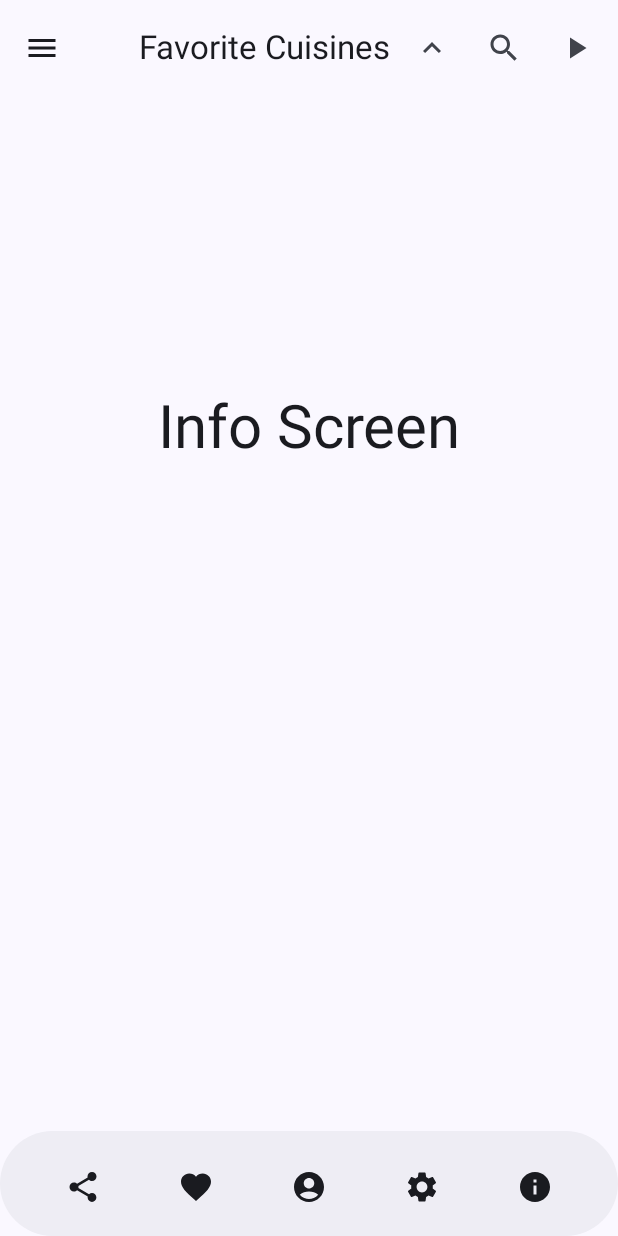
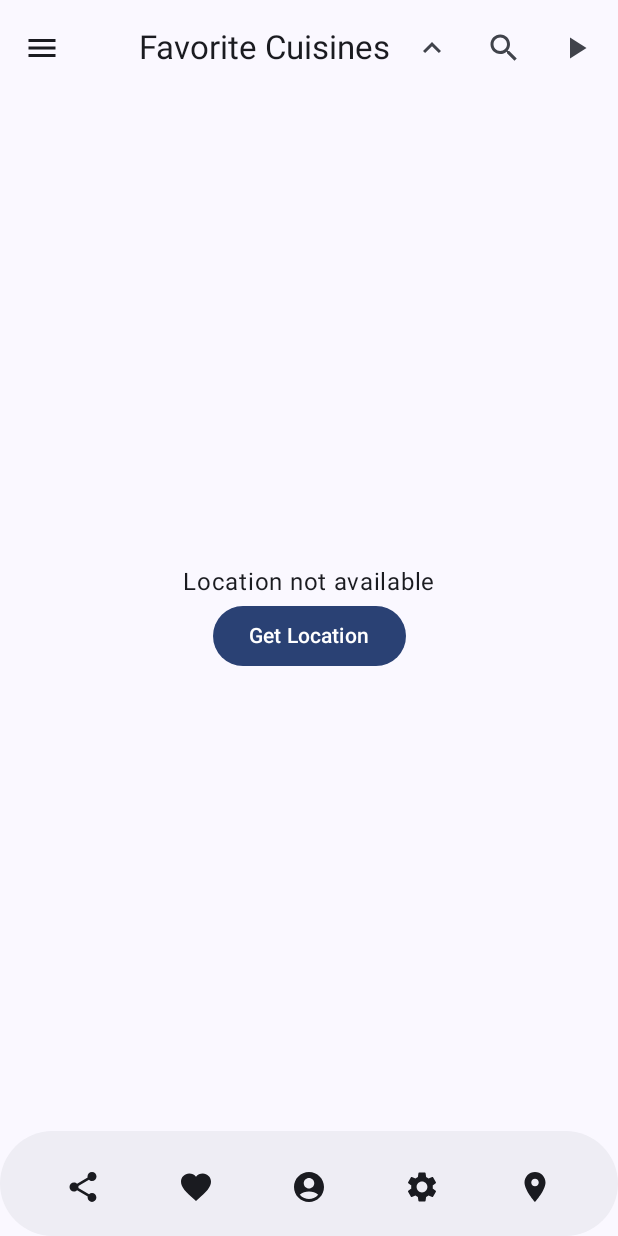
Before and after one commit to GetRighhttt/RecipeCompose, an Android app built with Jetpack Compose: the AddressScreen screen opened through its navigation route, on a phone screen of 412 x 824 dp. Run offline under Robolectric (Android 15) with nearby library versions, the phone set to English and light mode, and no system bars; pictures from the network do not load.

Commit message:
feat: added location services and updated screens

```diff
--- a/app/src/main/java/com/example/recipe_app_compose/core/navigation/CategoryNavigation.kt
+++ b/app/src/main/java/com/example/recipe_app_compose/core/navigation/CategoryNavigation.kt
@@ -8,5 +8,5 @@ sealed class CategoryScreen(val route: String) {
     data object SettingsScreen : CategoryScreen("settings_screen")
     data object FavoriteScreen : CategoryScreen("favorite_screen")
     data object AccountScreen : CategoryScreen("account_screen")
-    data object InfoScreen : CategoryScreen("info_screen")
+    data object AddressScreen : CategoryScreen("info_screen")
 }
--- a/app/src/main/java/com/example/recipe_app_compose/core/navigation/RecipeApp.kt
+++ b/app/src/main/java/com/example/recipe_app_compose/core/navigation/RecipeApp.kt
@@ -8,16 +8,15 @@ import androidx.lifecycle.viewmodel.compose.viewModel
 import androidx.navigation.NavHostController
 import androidx.navigation.compose.NavHost
 import androidx.navigation.compose.composable
-import com.example.recipe_app_compose.features.categories.domain.model.category.Category
 import com.example.recipe_app_compose.features.categories.presentation.view.AccountScreen
 import com.example.recipe_app_compose.features.categories.presentation.view.DetailScreen
 import com.example.recipe_app_compose.features.categories.presentation.view.FavoritesScreen
-import com.example.recipe_app_compose.features.categories.presentation.view.InfoScreen
 import com.example.recipe_app_compose.features.categories.presentation.view.IngredientScreen
 import com.example.recipe_app_compose.features.categories.presentation.view.RandomMealPage
 import com.example.recipe_app_compose.features.categories.presentation.view.RecipeScreen
 import com.example.recipe_app_compose.features.categories.presentation.view.SettingsScreen
 import com.example.recipe_app_compose.features.categories.presentation.viewmodel.RecipeViewModel
+import com.example.recipe_app_compose.features.location.presentation.view.AddressScreen
 
 /*
 File for Navigation.
@@ -87,9 +86,9 @@ fun RecipeApp(navController: NavHostController, modifier: Modifier) {
             AccountScreen(modifier = modifier)
         }
         composable(
-            route = CategoryScreen.InfoScreen.route
+            route = CategoryScreen.AddressScreen.route
         ) {
-            InfoScreen(modifier = modifier)
+            AddressScreen(modifier = modifier)
         }
     }
 }
--- a/app/src/main/java/com/example/recipe_app_compose/core/util/PermissionUtils.kt
+++ b/app/src/main/java/com/example/recipe_app_compose/core/util/PermissionUtils.kt
@@ -8,7 +8,7 @@ import android.location.Geocoder
 import android.os.Looper
 import androidx.core.content.ContextCompat
 import com.example.recipe_app_compose.features.location.domain.model.LocationData
-import com.example.recipe_app_compose.features.location.presentation.LocationViewModel
+import com.example.recipe_app_compose.features.location.presentation.viewmodel.LocationViewModel
 import com.google.android.gms.location.FusedLocationProviderClient
 import com.google.android.gms.location.LocationCallback
 import com.google.android.gms.location.LocationRequest
--- a/app/src/main/java/com/example/recipe_app_compose/features/categories/presentation/view/InfoScreen.kt
+++ /dev/null
@@ -1,27 +0,0 @@
-package com.example.recipe_app_compose.features.categories.presentation.view
-
-import androidx.compose.foundation.layout.Arrangement
-import androidx.compose.foundation.layout.Column
-import androidx.compose.foundation.layout.fillMaxSize
-import androidx.compose.foundation.layout.padding
-import androidx.compose.material3.Scaffold
-import androidx.compose.runtime.Composable
-import androidx.compose.ui.Alignment
-import androidx.compose.ui.Modifier
-import androidx.compose.ui.unit.sp
-import com.example.recipe_app_compose.core.components.VerticalScrollingWithFixedHeightDetail
-
-@Composable
-fun InfoScreen(modifier: Modifier) {
-    Scaffold(modifier = modifier.fillMaxSize()) { paddingValues ->
-        Column(
-            modifier = modifier
-                .padding(paddingValues)
-                .fillMaxSize(),
-            horizontalAlignment = Alignment.CenterHorizontally,
-            verticalArrangement = Arrangement.Center
-        ) {
-            VerticalScrollingWithFixedHeightDetail("Info Screen", 40.sp)
-        }
-    }
-}
--- a/app/src/main/java/com/example/recipe_app_compose/features/categories/presentation/view/MainActivity.kt
+++ b/app/src/main/java/com/example/recipe_app_compose/features/categories/presentation/view/MainActivity.kt
@@ -15,9 +15,9 @@ import androidx.compose.material.icons.Icons
 import androidx.compose.material.icons.filled.AccountCircle
 import androidx.compose.material.icons.filled.Favorite
 import androidx.compose.material.icons.filled.Home
-import androidx.compose.material.icons.filled.Info
 import androidx.compose.material.icons.filled.KeyboardArrowUp
 import androidx.compose.material.icons.filled.Menu
+import androidx.compose.material.icons.filled.Place
 import androidx.compose.material.icons.filled.PlayArrow
 import androidx.compose.material.icons.filled.Refresh
 import androidx.compose.material.icons.filled.Search
@@ -26,7 +26,7 @@ import androidx.compose.material.icons.filled.Share
 import androidx.compose.material.icons.outlined.AccountCircle
 import androidx.compose.material.icons.outlined.Favorite
 import androidx.compose.material.icons.outlined.Home
-import androidx.compose.material.icons.outlined.Info
+import androidx.compose.material.icons.outlined.Place
 import androidx.compose.material.icons.outlined.Settings
 import androidx.compose.material3.CenterAlignedTopAppBar
 import androidx.compose.material3.DrawerValue
@@ -53,12 +53,12 @@ import androidx.compose.ui.Modifier
 import androidx.compose.ui.unit.dp
 import androidx.lifecycle.viewmodel.compose.viewModel
 import androidx.navigation.compose.rememberNavController
+import com.example.recipe_app_compose.core.components.FullScreenDialog
+import com.example.recipe_app_compose.core.components.IngredientFullScreenDialog
+import com.example.recipe_app_compose.core.components.MyBottomAppBar
 import com.example.recipe_app_compose.core.navigation.CategoryScreen
 import com.example.recipe_app_compose.core.navigation.NavigationItem
 import com.example.recipe_app_compose.core.navigation.RecipeApp
-import com.example.recipe_app_compose.core.components.FullScreenDialog
-import com.example.recipe_app_compose.core.components.IngredientFullScreenDialog
-import com.example.recipe_app_compose.core.components.MyBottomAppBar
 import com.example.recipe_app_compose.features.categories.presentation.viewmodel.RecipeViewModel
 import com.example.recipe_app_compose.ui.theme.Recipe_App_ComposeTheme
 import kotlinx.coroutines.Job
@@ -110,9 +110,9 @@ class MainActivity : ComponentActivity() {
                         unselectedIcon = Icons.Outlined.AccountCircle
                     ),
                     NavigationItem(
-                        title = "Info",
-                        selectedIcon = Icons.Filled.Info,
-                        unselectedIcon = Icons.Outlined.Info,
+                        title = "Address",
+                        selectedIcon = Icons.Filled.Place,
+                        unselectedIcon = Icons.Outlined.Place,
                     )
                 )
 
@@ -154,7 +154,7 @@ class MainActivity : ComponentActivity() {
                                             }
 
                                             4 -> {
-                                                navController.navigate(CategoryScreen.InfoScreen.route)
+                                                navController.navigate(CategoryScreen.AddressScreen.route)
                                                 closeDrawer.isActive
                                             }
                                         }
@@ -299,14 +299,14 @@ class MainActivity : ComponentActivity() {
                                     }
                                     IconButton(
                                         onClick = {
-                                            navController.navigate(CategoryScreen.InfoScreen.route) {
+                                            navController.navigate(CategoryScreen.AddressScreen.route) {
                                                 launchSingleTop = true
                                             }
                                         }
                                     ) {
                                         Icon(
-                                            imageVector = Icons.Default.Info,
-                                            contentDescription = "Info"
+                                            imageVector = Icons.Default.Place,
+                                            contentDescription = "Place"
                                         )
                                     }
                                 }
--- /dev/null
+++ b/app/src/main/java/com/example/recipe_app_compose/features/location/presentation/view/AddressScreen.kt
@@ -0,0 +1,107 @@
+package com.example.recipe_app_compose.features.location.presentation.view
+
+import android.Manifest
+import android.content.Context
+import android.widget.Toast
+import androidx.activity.compose.rememberLauncherForActivityResult
+import androidx.activity.result.contract.ActivityResultContracts
+import androidx.compose.foundation.layout.Arrangement
+import androidx.compose.foundation.layout.Column
+import androidx.compose.foundation.layout.fillMaxSize
+import androidx.compose.material3.Button
+import androidx.compose.material3.Text
+import androidx.compose.runtime.Composable
+import androidx.compose.runtime.collectAsState
+import androidx.compose.ui.Alignment
+import androidx.compose.ui.Modifier
+import androidx.compose.ui.platform.LocalContext
+import androidx.core.app.ActivityCompat
+import com.example.recipe_app_compose.core.util.PermissionUtils
+import com.example.recipe_app_compose.features.categories.presentation.view.MainActivity
+import com.example.recipe_app_compose.features.location.presentation.viewmodel.LocationViewModel
+
+@Composable
+fun AddressScreen(modifier: Modifier) {
+    val locationViewModel = LocationViewModel()
+    MyApp(viewModel = locationViewModel)
+}
+
+@Composable
+fun MyApp(viewModel: LocationViewModel){
+    val context = LocalContext.current
+    val locationUtils = PermissionUtils(context)
+    LocationDisplay(locationUtils = locationUtils, viewModel, context = context)
+}
+
+
+@Composable
+fun LocationDisplay(
+    locationUtils: PermissionUtils,
+    viewModel: LocationViewModel,
+    context: Context
+) {
+    val location = viewModel.location.collectAsState().value
+
+    val address = location?.let{
+        locationUtils.reverseGeocodeLocation(location)
+    }
+
+    val requestPermissionLauncher = rememberLauncherForActivityResult(
+        contract = ActivityResultContracts.RequestMultiplePermissions() ,
+        onResult = { permissions ->
+            if(permissions[Manifest.permission.ACCESS_COARSE_LOCATION] == true
+                && permissions[Manifest.permission.ACCESS_FINE_LOCATION] == true){
+                // I HAVE ACCESS to location
+
+                locationUtils.requestLocationUpdates
+            }else{
+                val rationaleRequired = ActivityCompat.shouldShowRequestPermissionRationale(
+                    context as MainActivity,
+                    Manifest.permission.ACCESS_FINE_LOCATION
+                ) || ActivityCompat.shouldShowRequestPermissionRationale(
+                    context as MainActivity,
+                    Manifest.permission.ACCESS_COARSE_LOCATION
+                )
+
+                if(rationaleRequired){
+                    Toast.makeText(context,
+                        "Location Permission is required for this feature to work", Toast.LENGTH_LONG)
+                        .show()
+                }else{
+                    Toast.makeText(context,
+                        "Location Permission is required. Please enable it in the Android Settings",
+                        Toast.LENGTH_LONG)
+                        .show()
+                }
+            }
+        })
+
+    Column(modifier = Modifier.fillMaxSize(),
+        horizontalAlignment = Alignment.CenterHorizontally,
+        verticalArrangement = Arrangement.Center) {
+
+        if(location != null){
+            Text("Address: ${location.latitude} ${location.longitude} \n $address")
+        }else{
+            Text(text = "Location not available")
+        }
+
+
+        Button(onClick = {
+            if(locationUtils.hasLocationPermissions(context)){
+                // Permission already granted update the location
+                locationUtils.requestLocationUpdates(viewModel)
+            }else{
+                // Request location permission
+                requestPermissionLauncher.launch(
+                    arrayOf(
+                        Manifest.permission.ACCESS_FINE_LOCATION,
+                        Manifest.permission.ACCESS_COARSE_LOCATION
+                    )
+                )
+            }
+        }) {
+            Text(text = "Get Location")
+        }
+    }
+}
--- a/app/src/main/java/com/example/recipe_app_compose/features/location/presentation/LocationViewModel.kt
+++ b/app/src/main/java/com/example/recipe_app_compose/features/location/presentation/viewmodel/LocationViewModel.kt
@@ -1,4 +1,4 @@
-package com.example.recipe_app_compose.features.location.presentation
+package com.example.recipe_app_compose.features.location.presentation.viewmodel
 
 import androidx.lifecycle.ViewModel
 import com.example.recipe_app_compose.features.location.domain.model.LocationData
```
